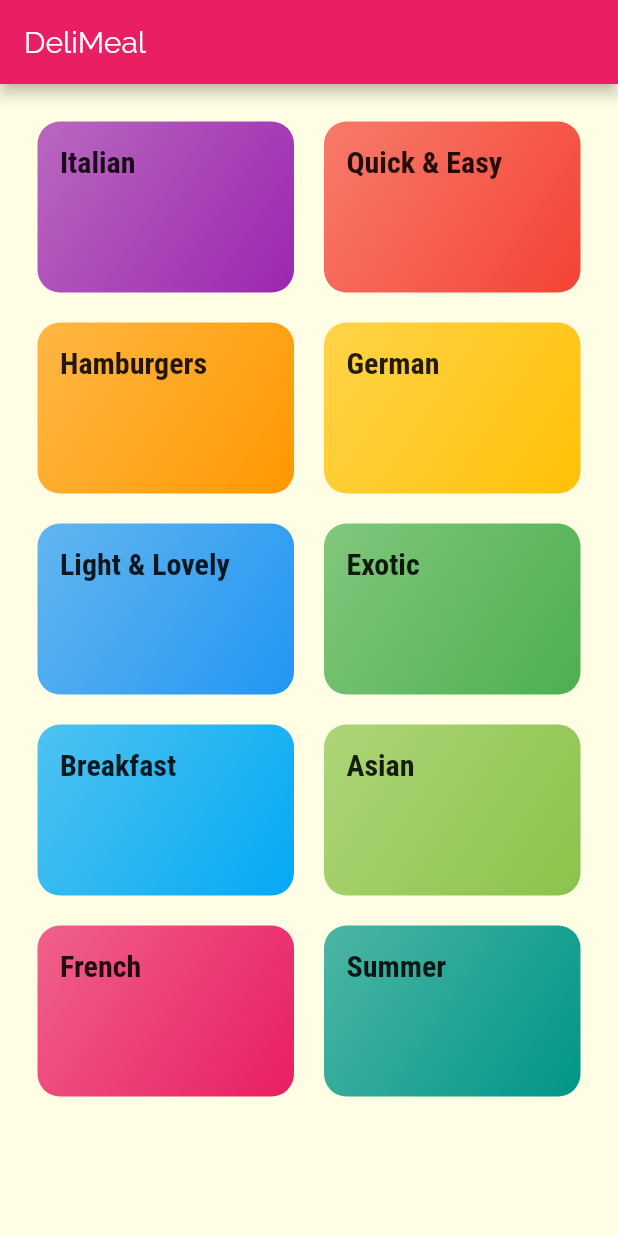
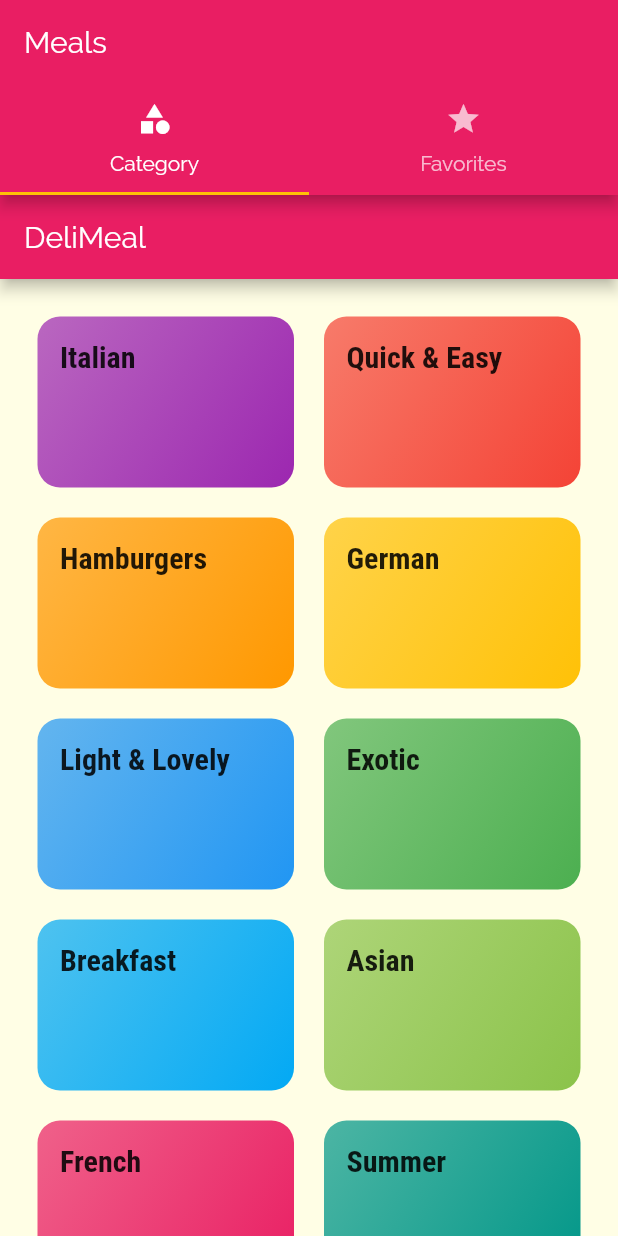
Before and after one commit to aakashmathuri/Daily_Meals, a Flutter app: the screen it shows after launch, on a phone screen of 412 x 824 dp. Run offline on Flutter 3.47's test engine with Material 2 defaults, Android fonts, the phone set to English and light mode, and no system bars.

```diff
--- a/lib/main.dart
+++ b/lib/main.dart
@@ -1,10 +1,10 @@
-import 'package:daily_meals/screens/meal_detail_screen.dart';
+import 'package:flutter/material.dart';
 
+import './screens/meal_detail_screen.dart';
+import './screens/tabs_screen.dart';
 import './screens/category_meals_screen.dart';
-
 import './screens/categories_screen.dart';
 //import './screens/category_meals_screen.dart';
-import 'package:flutter/material.dart';
 
 void main() => runApp(MyApp());
 
@@ -35,7 +35,7 @@ class MyApp extends StatelessWidget {
       // home: CategoriesScreen(), //
       initialRoute: '/', //default is '/'
       routes: {
-        '/': (ctx) => CategoriesScreen(),
+        '/': (ctx) => TabsScreen(),
         CategoryMealsScreen.routeName: (ctx) => CategoryMealsScreen(),
         MealDetailScreen.routeName: (ctx) => MealDetailScreen(),
       },
```
